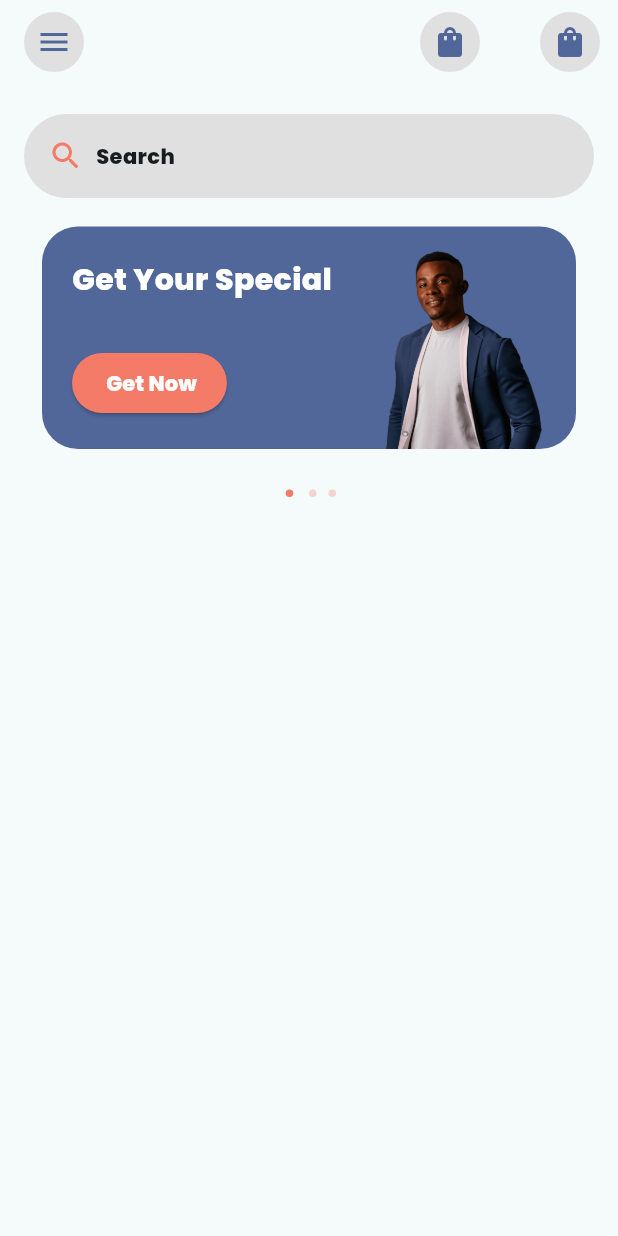
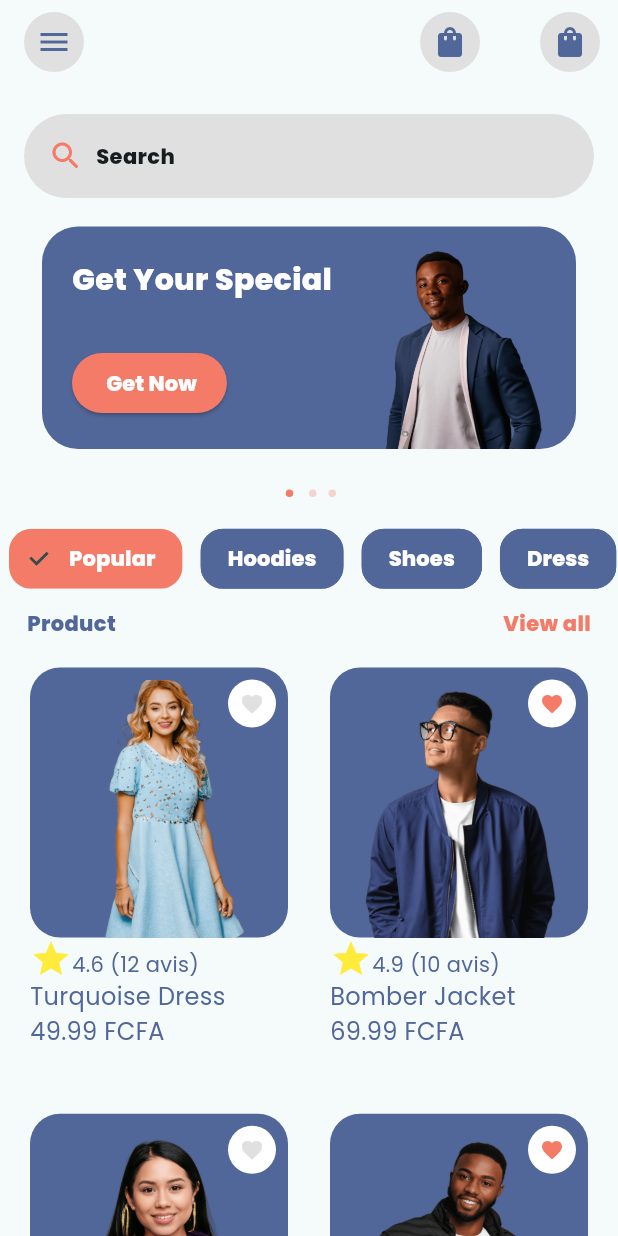
Before and after one commit to BEDI23/ecom, a Flutter app: the screen it shows after launch, on a phone screen of 412 x 824 dp. Run offline on Flutter 3.47's test engine with Material 3 defaults, Android fonts, the phone set to English and light mode, and no system bars; drawn by our look-alikes of carousel_slider; our stand-ins replace google_fonts.

Commit message:
product card

```diff
--- a/lib/App/app.dart
+++ b/lib/App/app.dart
@@ -1,6 +1,6 @@
 import 'package:ecom/Screens/Auth/Login.dart';
 import 'package:ecom/Screens/Auth/register.dart';
-import 'package:ecom/Screens/Home/welcome/welcome.dart';
+import 'package:ecom/Screens/Home/HomeScreen/welcome.dart';
 import 'package:ecom/Screens/OnBoarding/OnBoarding.dart';
 import 'package:ecom/Screens/auth/newPassword.dart';
 import 'package:ecom/Screens/auth/otp.dart';
--- /dev/null
+++ b/lib/Data/Entity/category.dart
@@ -0,0 +1,11 @@
+class Category {
+  int categoryId;
+  String categoryName;
+  bool isSelected;
+
+  Category({
+    required this.categoryId,
+    required this.categoryName,
+    bool? isSelected,
+  }) : isSelected = isSelected ?? false;
+}
--- /dev/null
+++ b/lib/Data/Entity/product.dart
@@ -0,0 +1,19 @@
+class Product {
+  int productId;
+  String productName;
+  double productRating;
+  int totalReview;
+  double productPrice;
+  bool isFavourite;
+  List<int> productCategoryId;
+
+  Product({
+    required this.productId,
+    required this.productName,
+    required this.productRating,
+    required this.totalReview,
+    required this.productPrice,
+    required this.isFavourite,
+    required this.productCategoryId,
+  });
+}
--- /dev/null
+++ b/lib/Data/Fixtures/category_fixture.dart
@@ -0,0 +1,21 @@
+import 'package:ecom/Data/Entity/category.dart';
+
+class CategoryData {
+  static List<Category> categories = [
+    Category(categoryId: 0, categoryName: "Popular", isSelected: true),
+    Category(categoryId: 1, categoryName: "Hoodies"),
+    Category(categoryId: 2, categoryName: "Shoes"),
+    Category(categoryId: 3, categoryName: "Dress"),
+    Category(categoryId: 4, categoryName: "Jackets"),
+  ];
+
+  static Category getSelectedCategory() {
+    return categories.firstWhere((element) => element.isSelected);
+  }
+
+  static void setIsSelected(int categoryId) {
+    for (var category in categories) {
+      category.isSelected = category.categoryId == categoryId;
+    }
+  }
+}
--- /dev/null
+++ b/lib/Data/Fixtures/product_data.dart
@@ -0,0 +1,42 @@
+import 'package:ecom/Data/Entity/product.dart';
+
+class ProductData {
+  static List<Product> products = [
+    Product(
+      productId: 0,
+      productName: "Turquoise Dress",
+      productRating: 4.6,
+      totalReview: 12,
+      productPrice: 49.99,
+      isFavourite: false,
+      productCategoryId: [0, 3],
+    ),
+    Product(
+      productId: 1,
+      productName: "Bomber Jacket",
+      productRating: 4.9,
+      totalReview: 10,
+      productPrice: 69.99,
+      isFavourite: true,
+      productCategoryId: [0, 4],
+    ),
+    Product(
+      productId: 2,
+      productName: "Hipster Hoodie",
+      productRating: 4.3,
+      totalReview: 6,
+      productPrice: 55.99,
+      isFavourite: false,
+      productCategoryId: [1],
+    ),
+    Product(
+      productId: 3,
+      productName: "Black Cold Jacket",
+      productRating: 5.0,
+      totalReview: 23,
+      productPrice: 74.99,
+      isFavourite: true,
+      productCategoryId: [0, 4],
+    ),
+  ];
+}
--- /dev/null
+++ b/lib/Screens/Home/HomeScreen/category_chip.dart
@@ -0,0 +1,52 @@
+import 'package:ecom/Data/Entity/category.dart';
+import 'package:ecom/Utils/constants/colors.dart';
+import 'package:flutter/material.dart';
+import 'package:google_fonts/google_fonts.dart';
+
+class CategoryChip extends StatefulWidget {
+  const CategoryChip(
+      {super.key, required this.categories, required this.onSelected, });
+
+  final List<Category> categories;
+  final void Function(Category) onSelected;
+
+  @override
+  State<CategoryChip> createState() => _CategoryChipState();
+}
+
+class _CategoryChipState extends State<CategoryChip> {
+  @override
+  Widget build(BuildContext context) {
+    return Expanded(
+      child: ListView(
+        scrollDirection: Axis.horizontal,
+        children: widget.categories.map((category){
+          return Padding(
+            padding: const EdgeInsets.all(6.0),
+            child: ChoiceChip(
+              avatar: null,
+              label: Padding(
+                padding: const EdgeInsets.all(1.0),
+                child: Text(category.categoryName),
+              ),
+              selected: category.isSelected,
+                onSelected: (value) => widget.onSelected(category),
+              selectedColor: TColors.red,
+              labelStyle: GoogleFonts.poppins(
+              fontWeight: FontWeight.w800,
+                color: TColors.white
+            ),
+              backgroundColor: TColors.bleu,
+              shape: RoundedRectangleBorder(
+                side: BorderSide(
+                  color: category.isSelected ? Colors.transparent : TColors.bleu
+                ),
+                borderRadius: BorderRadius.circular(15.0)
+              ),
+            ),
+          );
+        }).toList()
+      ),
+    );
+  }
+}
--- /dev/null
+++ b/lib/Screens/Home/HomeScreen/product_header.dart
@@ -0,0 +1,33 @@
+import 'package:ecom/Utils/constants/colors.dart';
+import 'package:flutter/material.dart';
+import 'package:google_fonts/google_fonts.dart';
+
+class ProductHeader extends StatelessWidget {
+  const ProductHeader({super.key});
+
+  @override
+  Widget build(BuildContext context) {
+    return Padding(
+      padding: const EdgeInsets.symmetric(horizontal: 18.0),
+      child: Row(
+        mainAxisAlignment: MainAxisAlignment.spaceBetween,
+        crossAxisAlignment: CrossAxisAlignment.end,
+        children: [
+          Text("Product",
+              style: GoogleFonts.poppins(
+                  fontWeight: FontWeight.w800,
+                  fontSize: 14.0,
+                  color: TColors.bleu)),
+          InkWell(
+            onTap: () {},
+            child: Text("View all",
+                style: GoogleFonts.poppins(
+                    fontWeight: FontWeight.w800,
+                    fontSize: 14.0,
+                    color: TColors.red)),
+          ) // Taille de police, // Couleur du texte)
+        ],
+      ),
+    );
+  }
+}
--- a/lib/Screens/Home/welcome/welcome.dart
+++ b/lib/Screens/Home/HomeScreen/welcome.dart
@@ -1,7 +1,12 @@
 import 'package:ecom/Common/Widgets/homeScreen/CustomAppBarButton.dart';
+import 'package:ecom/Data/Fixtures/category_fixture.dart';
+import 'package:ecom/Data/Fixtures/product_data.dart';
+import 'package:ecom/Screens/Home/HomeScreen/Search_field.dart';
+import 'package:ecom/Screens/Home/HomeScreen/category_chip.dart';
+import 'package:ecom/Screens/Home/HomeScreen/product_header.dart';
 import 'package:ecom/Screens/Home/Promo_Widger/promo_banner.dart';
 import 'package:ecom/Screens/Home/Promo_Widger/promo_carousel.dart';
-import 'package:ecom/Screens/Home/welcome/Search_field.dart';
+import 'package:ecom/Screens/Home/product_widget/product_grid_view.dart';
 import 'package:ecom/Utils/constants/colors.dart';
 import 'package:flutter/material.dart';
 
@@ -95,7 +100,17 @@ class _HomeScreenState extends State<HomeScreen> {
           PromoCarouselIndicator(
               promoBanners: promoBanners,
               carouselController: carouselController,
-              currentPromo: currentPromo)
+              currentPromo: currentPromo),
+          CategoryChip(
+            categories: CategoryData.categories,
+            onSelected: (category) {
+              setState(() {
+                CategoryData.setIsSelected(category.categoryId);
+              });
+            },
+          ),
+          const ProductHeader(),
+          ProductGridView(products: ProductData.products,)
         ],
       ),
     );
--- /dev/null
+++ b/lib/Screens/Home/product_widget/product_card.dart
@@ -0,0 +1,209 @@
+import 'package:ecom/Data/Entity/product.dart';
+import 'package:ecom/Utils/constants/colors.dart';
+import 'package:flutter/material.dart';
+import 'package:google_fonts/google_fonts.dart';
+
+class ProductCard extends StatelessWidget {
+  const ProductCard({super.key, required this.product});
+
+  final Product product;
+
+  @override
+  Widget build(BuildContext context) {
+    return GestureDetector(
+      onTap: () {
+        // Ajoutez une action pour la navigation ou tout autre comportement ici
+      },
+      child: ProductCardItem(
+        product: product,
+      ),
+    );
+  }
+}
+
+class ProductCardItem extends StatefulWidget {
+  const ProductCardItem({super.key, required this.product});
+
+  final Product product;
+
+  @override
+  State<ProductCardItem> createState() => _ProductCardItemState();
+}
+
+class _ProductCardItemState extends State<ProductCardItem> {
+  @override
+  Widget build(BuildContext context) {
+    return Card(
+      elevation: 0,
+      color: Colors.transparent,
+      child: Column(
+        mainAxisAlignment: MainAxisAlignment.center,
+        crossAxisAlignment: CrossAxisAlignment.start,
+        children: [
+          ProductImageWithFavButton(
+            productId: widget.product.productId,
+            isFav: widget.product.isFavourite,
+            onPressed: ()  {
+              setState(() {
+                widget.product.isFavourite = !widget.product.isFavourite;
+              });
+            },
+          ),
+          ProductReview(
+            productRating: widget.product.productRating,
+            totalReview: widget.product.totalReview,
+          ),
+          ProductName(
+            productName: widget.product.productName,
+          ),
+          ProductPrice(
+            productPrice: widget.product.productPrice,
+          ),
+        ],
+      ),
+    );
+  }
+}
+
+class ProductImageWithFavButton extends StatelessWidget {
+  const ProductImageWithFavButton({super.key, required this.productId, required this.isFav, required this.onPressed});
+
+  final int productId;
+  final bool isFav;
+  final VoidCallback onPressed;
+
+
+  @override
+  Widget build(BuildContext context) {
+    return Stack(
+      alignment: Alignment.topRight,
+      children: [
+        ProductImage(productId: productId),
+        ProductFavButton(isFav: isFav, onPressed: () => onPressed(),
+        ),
+      ],
+    );
+  }
+}
+
+class ProductFavButton extends StatefulWidget {
+  const ProductFavButton({
+    super.key,
+    required this.isFav, required this.onPressed,
+  });
+
+  final bool isFav;
+  final VoidCallback onPressed;
+
+  @override
+  State<ProductFavButton> createState() => _ProductFavButtonState();
+}
+
+class _ProductFavButtonState extends State<ProductFavButton> {
+  @override
+  Widget build(BuildContext context) {
+    return TextButton(
+      onPressed: () => widget.onPressed(),
+      style: TextButton.styleFrom(
+        shape: const CircleBorder(),
+        backgroundColor: TColors.white,
+        minimumSize: const Size(10, 10),
+      ),
+      child: Icon(
+        Icons.favorite , // Icône "favoris" corrigée
+        color: widget.isFav ? TColors.red : TColors.grey,
+        size: 16,
+      ),
+    );
+  }
+}
+
+class ProductImage extends StatelessWidget {
+  const ProductImage({
+    super.key,
+    required this.productId,
+  });
+
+  final int productId;
+
+  @override
+  Widget build(BuildContext context) {
+    return Container(
+      decoration: BoxDecoration(
+        borderRadius: BorderRadius.circular(20),
+        color: TColors.bleu,
+      ),
+      child: Padding(
+        padding: const EdgeInsets.only(top: 8.0),
+        child: Image.asset(
+          'assets/images/item${productId + 1}.png',
+          fit: BoxFit.cover,
+          alignment: Alignment.bottomCenter,
+        ),
+      ),
+    );
+  }
+}
+
+class ProductReview extends StatelessWidget {
+  const ProductReview(
+      {super.key, required this.productRating, required this.totalReview});
+
+  final double productRating;
+  final int totalReview;
+
+  @override
+  Widget build(BuildContext context) {
+    return Row(
+      crossAxisAlignment: CrossAxisAlignment.end,
+      mainAxisAlignment: MainAxisAlignment.start,
+      children: [
+        const Icon(
+          Icons.star,
+          color: Colors.yellow,
+          size: 28,
+        ),
+        Text("$productRating ($totalReview avis)",
+            style: GoogleFonts.poppins(
+              fontSize: 14.0,
+              color: TColors.bleu,
+            )),
+      ],
+    );
+  }
+}
+
+class ProductName extends StatelessWidget {
+  const ProductName({super.key, required this.productName});
+
+  final String productName;
+
+  @override
+  Widget build(BuildContext context) {
+    return Text(
+      productName,
+      style: GoogleFonts.poppins(
+        fontSize: 16.0,
+        color: TColors.bleu,
+      ),
+      overflow: TextOverflow.ellipsis,
+    );
+  }
+}
+
+class ProductPrice extends StatelessWidget {
+  const ProductPrice({super.key, required this.productPrice});
+
+  final double productPrice;
+
+  @override
+  Widget build(BuildContext context) {
+    return Text(
+      "$productPrice FCFA",
+      style: GoogleFonts.poppins(
+        fontSize: 16.0,
+        color: TColors.bleu,
+      ),
+    );
+  }
+}
--- /dev/null
+++ b/lib/Screens/Home/product_widget/product_grid_view.dart
@@ -0,0 +1,29 @@
+import 'package:ecom/Data/Entity/product.dart';
+import 'package:ecom/Screens/Home/product_widget/product_card.dart';
+import 'package:flutter/material.dart';
+
+class ProductGridView extends StatelessWidget {
+  const ProductGridView({super.key, required this.products});
+
+final List<Product> products;
+
+  @override
+  Widget build(BuildContext context) {
+    return Expanded(
+      flex: 6,
+        child: GridView.builder(
+            gridDelegate: const SliverGridDelegateWithFixedCrossAxisCount(
+                crossAxisCount: 2,
+              crossAxisSpacing: 20,
+              mainAxisSpacing: 5,
+              childAspectRatio: 2 / 3.25,
+            ),
+          padding: EdgeInsets.symmetric(horizontal:16.0 ),
+          itemCount: products.length,
+          itemBuilder: (context,index){
+              return ProductCard(product: products[index],);
+          },
+        )
+    );
+  }
+}
```
Also changed, not shown: lib/Screens/Home/HomeScreen/Search_field.dart (renamed from lib/Screens/Home/welcome/Search_field.dart).
